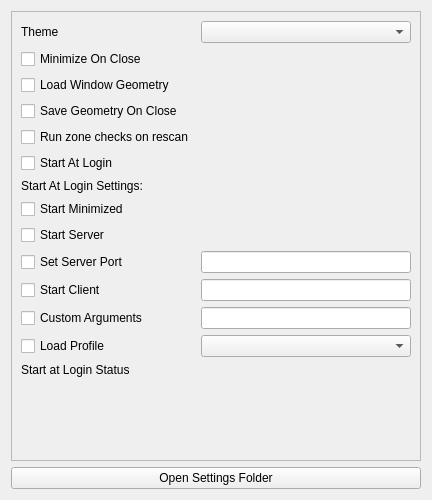
The window that qt/OpenRGBSettingsPage.ui (CalcProgrammer1/OpenRGB) describes before a commit, drawn with Qt 5.
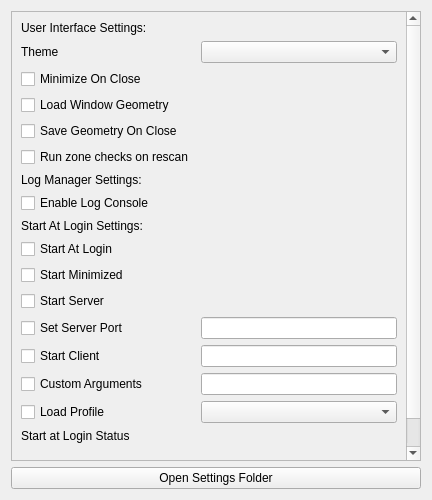
The same window after the commit.

Commit message: Add button to enable/disable log console to settings page

```diff
--- a/qt/OpenRGBSettingsPage.ui
+++ b/qt/OpenRGBSettingsPage.ui
@@ -24,70 +24,12 @@
        <rect>
         <x>0</x>
         <y>0</y>
-        <width>416</width>
-        <height>459</height>
+        <width>405</width>
+        <height>465</height>
        </rect>
       </property>
       <layout class="QGridLayout" name="gridLayout_3">
-       <item row="11" column="0">
-        <widget class="QCheckBox" name="CheckboxAutoStartSetServerPort">
-         <property name="text">
-          <string>Set Server Port</string>
-         </property>
-        </widget>
-       </item>
-       <item row="7" column="0">
-        <widget class="QCheckBox" name="CheckboxAutoStart">
-         <property name="text">
-          <string>Start At Login</string>
-         </property>
-        </widget>
-       </item>
-       <item row="8" column="0">
-        <widget class="QLabel" name="AutoStartLabel">
-         <property name="text">
-          <string>Start At Login Settings:</string>
-         </property>
-        </widget>
-       </item>
-       <item row="14" column="0">
-        <widget class="QCheckBox" name="CheckboxAutoStartProfile">
-         <property name="text">
-          <string>Load Profile</string>
-         </property>
-        </widget>
-       </item>
-       <item row="13" column="1">
-        <widget class="QLineEdit" name="TextCustomArgs"/>
-       </item>
-       <item row="12" column="1">
-        <widget class="QLineEdit" name="TextClientHost"/>
-       </item>
-       <item row="14" column="1">
-        <widget class="QComboBox" name="ComboBoxAutoStartProfile"/>
-       </item>
-       <item row="4" column="0">
-        <widget class="QCheckBox" name="CheckboxLoadGeometry">
-         <property name="text">
-          <string>Load Window Geometry</string>
-         </property>
-        </widget>
-       </item>
-       <item row="15" column="0">
-        <widget class="QLabel" name="AutoStartStatusLabel">
-         <property name="text">
-          <string>Start at Login Status</string>
-         </property>
-        </widget>
-       </item>
-       <item row="10" column="0">
-        <widget class="QCheckBox" name="CheckboxAutoStartServer">
-         <property name="text">
-          <string>Start Server</string>
-         </property>
-        </widget>
-       </item>
-       <item row="16" column="0">
+       <item row="22" column="0">
         <spacer name="verticalSpacer">
          <property name="orientation">
           <enum>Qt::Vertical</enum>
@@ -103,52 +45,20 @@
          </property>
         </spacer>
        </item>
-       <item row="2" column="1">
-        <widget class="QComboBox" name="ComboBoxTheme"/>
-       </item>
-       <item row="13" column="0">
-        <widget class="QCheckBox" name="CheckboxAutoStartCustom">
-         <property name="text">
-          <string>Custom Arguments</string>
-         </property>
-        </widget>
-       </item>
-       <item row="12" column="0">
-        <widget class="QCheckBox" name="CheckboxAutoStartClient">
-         <property name="text">
-          <string>Start Client</string>
-         </property>
-        </widget>
-       </item>
-       <item row="9" column="0">
-        <widget class="QCheckBox" name="CheckboxAutoStartMinimized">
-         <property name="text">
-          <string>Start Minimized</string>
-         </property>
-        </widget>
+       <item row="20" column="1">
+        <widget class="QComboBox" name="ComboBoxAutoStartProfile"/>
        </item>
        <item row="5" column="0">
-        <widget class="QCheckBox" name="CheckboxSaveGeometry">
+        <widget class="QCheckBox" name="CheckboxLoadGeometry">
          <property name="text">
-          <string>Save Geometry On Close</string>
+          <string>Load Window Geometry</string>
          </property>
         </widget>
        </item>
-       <item row="2" column="0">
-        <widget class="QLabel" name="ThemeLabel">
-         <property name="text">
-          <string>Theme</string>
-         </property>
-        </widget>
+       <item row="3" column="1">
+        <widget class="QComboBox" name="ComboBoxTheme"/>
        </item>
-       <item row="3" column="0">
-        <widget class="QCheckBox" name="CheckboxMinimizeOnClose">
-         <property name="text">
-          <string>Minimize On Close</string>
-         </property>
-        </widget>
-       </item>
-       <item row="11" column="1">
+       <item row="17" column="1">
         <widget class="QLineEdit" name="TextServerPort">
          <property name="inputMask">
           <string>90000</string>
@@ -161,13 +71,124 @@
          </property>
         </widget>
        </item>
-       <item row="6" column="0">
+       <item row="7" column="0">
         <widget class="QCheckBox" name="CheckboxRunZoneChecks">
          <property name="text">
           <string>Run zone checks on rescan</string>
          </property>
         </widget>
        </item>
+       <item row="16" column="0">
+        <widget class="QCheckBox" name="CheckboxAutoStartServer">
+         <property name="text">
+          <string>Start Server</string>
+         </property>
+        </widget>
+       </item>
+       <item row="18" column="1">
+        <widget class="QLineEdit" name="TextClientHost"/>
+       </item>
+       <item row="19" column="1">
+        <widget class="QLineEdit" name="TextCustomArgs"/>
+       </item>
+       <item row="15" column="0">
+        <widget class="QCheckBox" name="CheckboxAutoStartMinimized">
+         <property name="text">
+          <string>Start Minimized</string>
+         </property>
+        </widget>
+       </item>
+       <item row="2" column="0">
+        <widget class="QLabel" name="UserInterfaceSettingsLabel">
+         <property name="text">
+          <string>User Interface Settings:</string>
+         </property>
+        </widget>
+       </item>
+       <item row="11" column="0">
+        <widget class="QCheckBox" name="CheckboxAutoStart">
+         <property name="text">
+          <string>Start At Login</string>
+         </property>
+        </widget>
+       </item>
+       <item row="4" column="0">
+        <widget class="QCheckBox" name="CheckboxMinimizeOnClose">
+         <property name="text">
+          <string>Minimize On Close</string>
+         </property>
+        </widget>
+       </item>
+       <item row="6" column="0">
+        <widget class="QCheckBox" name="CheckboxSaveGeometry">
+         <property name="text">
+          <string>Save Geometry On Close</string>
+         </property>
+        </widget>
+       </item>
+       <item row="18" column="0">
+        <widget class="QCheckBox" name="CheckboxAutoStartClient">
+         <property name="text">
+          <string>Start Client</string>
+         </property>
+        </widget>
+       </item>
+       <item row="20" column="0">
+        <widget class="QCheckBox" name="CheckboxAutoStartProfile">
+         <property name="text">
+          <string>Load Profile</string>
+         </property>
+        </widget>
+       </item>
+       <item row="17" column="0">
+        <widget class="QCheckBox" name="CheckboxAutoStartSetServerPort">
+         <property name="text">
+          <string>Set Server Port</string>
+         </property>
+        </widget>
+       </item>
+       <item row="3" column="0">
+        <widget class="QLabel" name="ThemeLabel">
+         <property name="text">
+          <string>Theme</string>
+         </property>
+        </widget>
+       </item>
+       <item row="9" column="0">
+        <widget class="QCheckBox" name="CheckboxLogConsole">
+         <property name="text">
+          <string>Enable Log Console</string>
+         </property>
+        </widget>
+       </item>
+       <item row="19" column="0">
+        <widget class="QCheckBox" name="CheckboxAutoStartCustom">
+         <property name="text">
+          <string>Custom Arguments</string>
+         </property>
+        </widget>
+       </item>
+       <item row="8" column="0">
+        <widget class="QLabel" name="LogManagerSettingsLabel">
+         <property name="text">
+          <string>Log Manager Settings:</string>
+         </property>
+        </widget>
+       </item>
+       <item row="21" column="0">
+        <widget class="QLabel" name="AutoStartStatusLabel">
+         <property name="text">
+          <string>Start at Login Status</string>
+         </property>
+        </widget>
+       </item>
+       <item row="10" column="0">
+        <widget class="QLabel" name="AutoStartLabel">
+         <property name="text">
+          <string>Start At Login Settings:</string>
+         </property>
+        </widget>
+       </item>
       </layout>
      </widget>
     </widget>
```
The commit also changes 2 other files.
